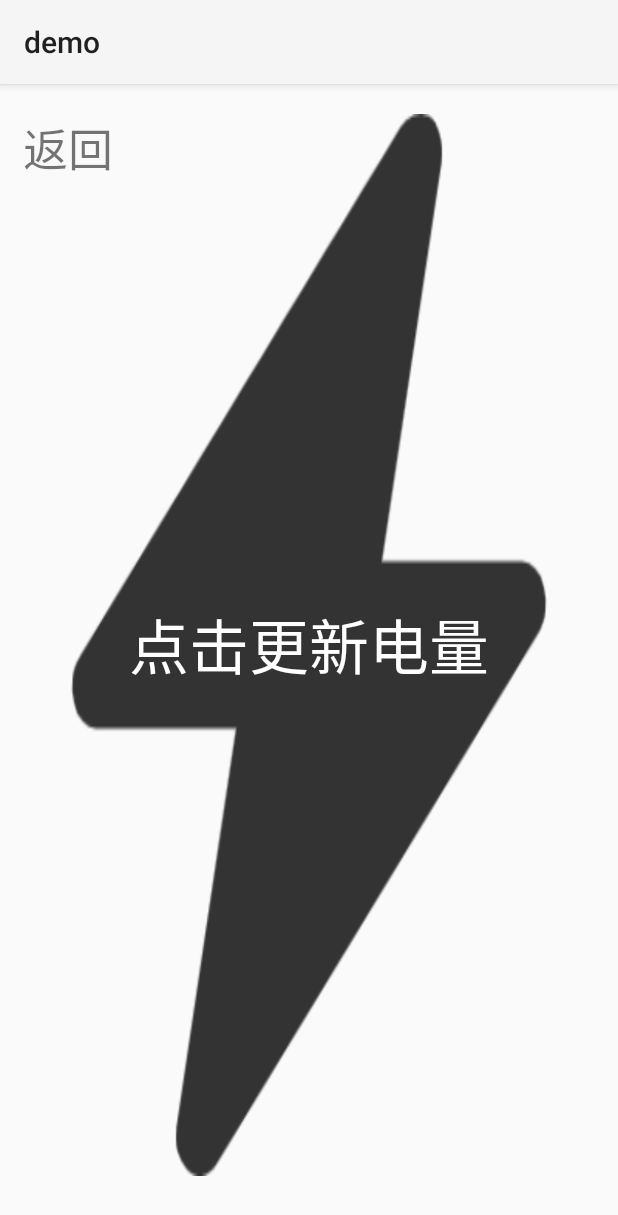
After one commit to rookiezjz/android-study, an Android app: the ShowPowerActivity screen opened directly, with no data from a screen before it, on a phone screen of 412 x 824 dp. The commit adds this screen. Shown: the top 1215 px of the screen. Run offline under Robolectric (Android 15) with nearby library versions, the light colour scheme and no system bars.

Commit message:
第四次实验完成

```diff
--- a/demo/app/src/main/AndroidManifest.xml
+++ b/demo/app/src/main/AndroidManifest.xml
@@ -9,7 +9,8 @@
         android:roundIcon="@mipmap/ic_launcher_round"
         android:supportsRtl="true"
         android:theme="@style/Theme.Demo">
-        <activity android:name=".exp3.AddMemberAcitivity"></activity>
+        <activity android:name=".exp4.ShowPowerActivity"></activity>
+        <activity android:name=".exp3.AddMemberAcitivity" />
         <activity android:name=".exp3.ShowMembersActivity" />
         <activity android:name=".exp2.RegActivity" />
         <activity android:name=".HomeActivity">
--- a/demo/app/src/main/java/com/zjz/demo/exp2/RegActivity.java
+++ b/demo/app/src/main/java/com/zjz/demo/exp2/RegActivity.java
@@ -73,6 +73,7 @@ public class RegActivity extends AppCompatActivity implements View.OnClickListen
                         .setPositiveButton("确定", null)
                         .setNegativeButton("取消", null)
                         .show();
+                break;
             }
         }
     }
--- a/demo/app/src/main/java/com/zjz/demo/exp2/SignActivity.java
+++ b/demo/app/src/main/java/com/zjz/demo/exp2/SignActivity.java
@@ -62,6 +62,7 @@ public class SignActivity extends AppCompatActivity implements View.OnClickListe
             case R.id.reg_button:{
                 Intent intent = new Intent(this, RegActivity.class);
                 startActivity(intent);
+                break;
             }
         }
     }
--- a/demo/app/src/main/java/com/zjz/demo/exp3/AddMemberAcitivity.java
+++ b/demo/app/src/main/java/com/zjz/demo/exp3/AddMemberAcitivity.java
@@ -47,6 +47,7 @@ public class AddMemberAcitivity extends AppCompatActivity implements View.OnClic
                     intent.putExtra("MemberAddress", sMemberAddress);
                     startActivity(intent);
                 }
+                break;
             }
         }
     }
--- a/demo/app/src/main/java/com/zjz/demo/exp3/ShowMembersActivity.java
+++ b/demo/app/src/main/java/com/zjz/demo/exp3/ShowMembersActivity.java
@@ -61,6 +61,7 @@ public class ShowMembersActivity extends AppCompatActivity implements View.OnCli
                     intent.setData(targetUrl);
                     startActivity(intent);
                 }
+                break;
             }
         }
     }
--- /dev/null
+++ b/demo/app/src/main/java/com/zjz/demo/exp4/ShowPowerActivity.java
@@ -0,0 +1,67 @@
+package com.zjz.demo.exp4;
+
+import androidx.appcompat.app.AppCompatActivity;
+
+import android.content.BroadcastReceiver;
+import android.content.Context;
+import android.content.Intent;
+import android.content.IntentFilter;
+import android.graphics.BitmapFactory;
+import android.os.Bundle;
+import android.view.View;
+import android.widget.RelativeLayout;
+import android.widget.TextView;
+
+import com.zjz.demo.HomeActivity;
+import com.zjz.demo.R;
+
+public class ShowPowerActivity extends AppCompatActivity implements View.OnClickListener {
+    RelativeLayout r;
+    TextView showpower, back;
+    @Override
+    protected void onCreate(Bundle savedInstanceState) {
+        super.onCreate(savedInstanceState);
+        setContentView(R.layout.showpower_layout);
+
+        r = (RelativeLayout)findViewById(R.id.relative_showpower);
+        r.setOnClickListener(this);
+
+        showpower = (TextView)findViewById(R.id.tv_showpower);
+        showpower.setOnClickListener(this);
+
+        back = (TextView)findViewById(R.id.back4_btn);
+        back.setOnClickListener(this);
+
+    }
+
+    class BatteryBroadcastReceiver extends BroadcastReceiver {
+        @Override
+        public void onReceive(Context context, Intent intent) {
+
+            if(intent.getAction().equals(Intent.ACTION_BATTERY_CHANGED)){
+
+                int level = intent.getIntExtra("level", 0);
+                int scale = intent.getIntExtra("scale", 100);
+                int percent = level * 100 / scale;
+                showpower.setText(""+percent+"%");
+            }
+        }
+    }
+    @Override
+    public void onClick(View v) {
+        switch (v.getId()) {
+            case R.id.relative_showpower : {
+                registerReceiver(new ShowPowerActivity.BatteryBroadcastReceiver(), new IntentFilter(Intent.ACTION_BATTERY_CHANGED));
+                break;
+            }
+            case R.id.tv_showpower: {
+                registerReceiver(new ShowPowerActivity.BatteryBroadcastReceiver(), new IntentFilter(Intent.ACTION_BATTERY_CHANGED));
+                break;
+            }
+            case R.id.back4_btn:{
+                Intent intent = new Intent(this, HomeActivity.class);
+                startActivity(intent);
+            }
+        }
+    }
+}
--- a/demo/app/src/main/res/layout/home_layout.xml
+++ b/demo/app/src/main/res/layout/home_layout.xml
@@ -15,4 +15,10 @@
         android:layout_height="wrap_content"
         android:text="实验3：新建联系人和浏览器"
         />
+    <Button
+        android:id="@+id/exp4_button"
+        android:layout_width="match_parent"
+        android:layout_height="wrap_content"
+        android:text="实验4：显示电量"
+        />
 </LinearLayout>
--- /dev/null
+++ b/demo/app/src/main/res/layout/showpower_layout.xml
@@ -0,0 +1,28 @@
+<?xml version="1.0" encoding="utf-8"?>
+<RelativeLayout
+    android:id="@+id/relative_showpower"
+    xmlns:android="http://schemas.android.com/apk/res/android"
+    android:layout_width="match_parent"
+    android:layout_height="match_parent"
+    android:clickable="true"
+    android:background="@drawable/flash"
+    android:layout_marginTop="20dp"
+    android:layout_marginBottom="40dp">
+    <TextView
+        android:id="@+id/back4_btn"
+        android:layout_width="wrap_content"
+        android:layout_height="wrap_content"
+        android:text="返回"
+        android:layout_marginLeft="15dp"
+        android:textSize="30dp"
+        android:clickable="true"/>
+    <TextView
+        android:id="@+id/tv_showpower"
+        android:layout_width="wrap_content"
+        android:layout_height="wrap_content"
+        android:layout_centerInParent="true"
+        android:clickable="true"
+        android:text="点击更新电量"
+        android:textColor="@color/white"
+        android:textSize="40dp"/>
+</RelativeLayout>
```
Also changed, not shown: demo/app/src/main/java/com/zjz/demo/HomeActivity.java (+10 -0 lines), demo/app/src/main/res/drawable/flash.png (added).
